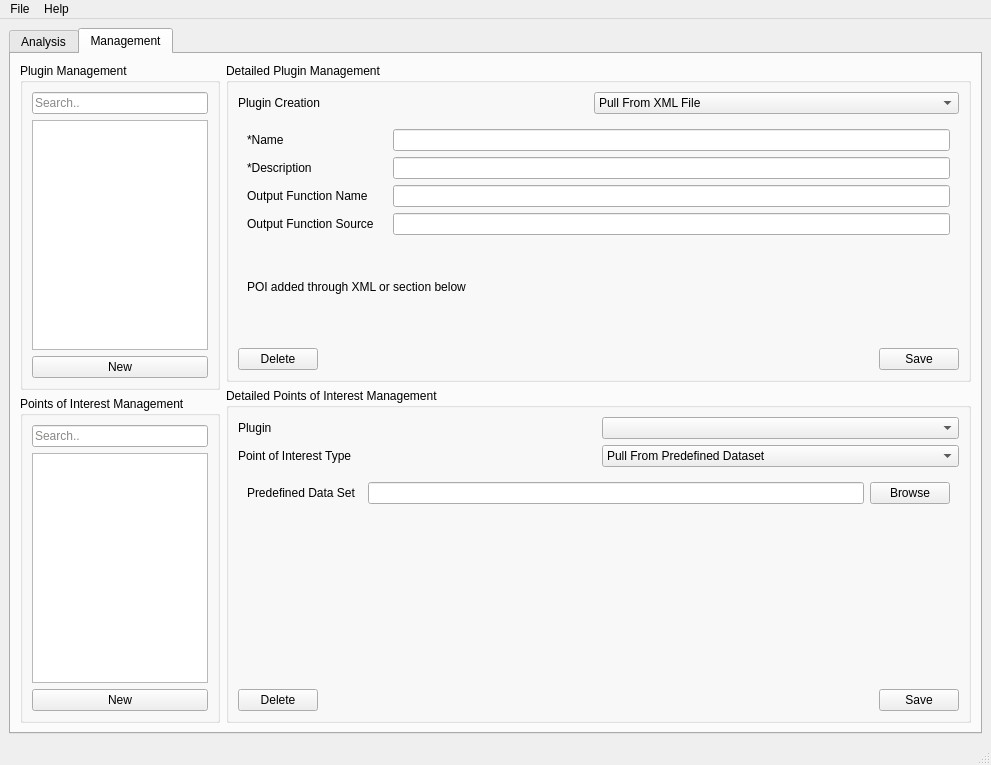
First picture: the form in src/GUI/ui_files/BATT5_GUI.ui, repository adalio0/BATT5, before the edit.
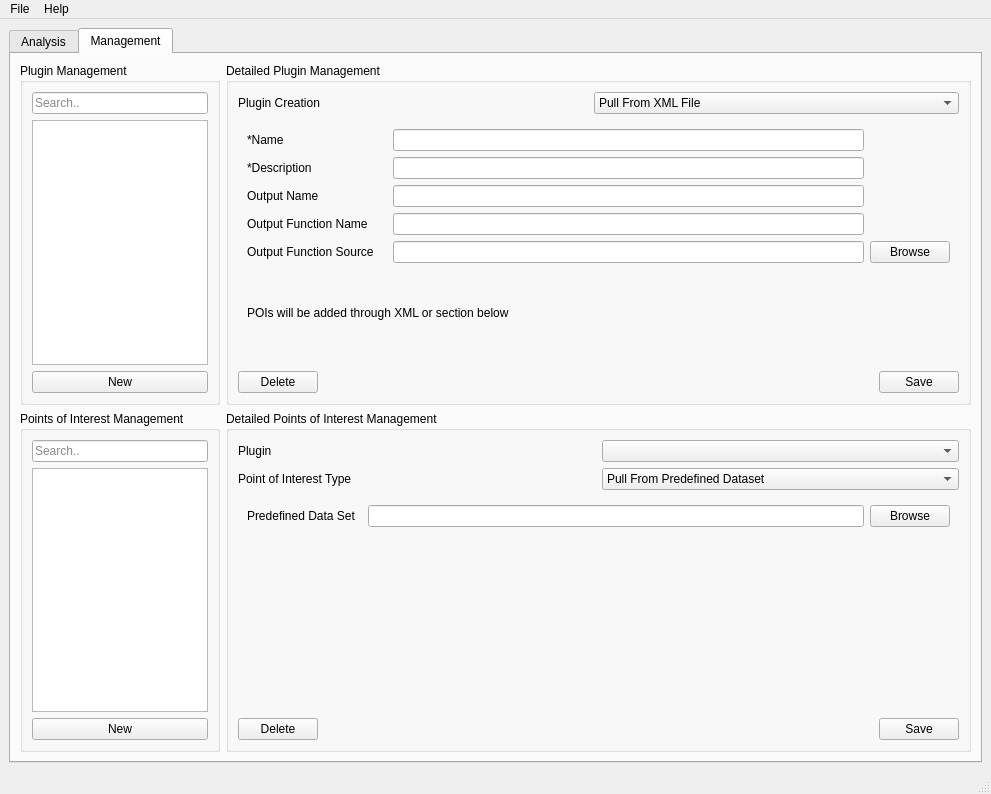
Second picture: the form after the edit. The open tabs and pages were chosen to show the change.

Commit message:
Able to parse xml plugin and user input into a py dict
User can import xml file containing plugin details and format it in a way which can be stored by a database. The same could be done via manual user input through the gui.

```diff
--- a/src/GUI/ui_files/BATT5_GUI.ui
+++ b/src/GUI/ui_files/BATT5_GUI.ui
@@ -7,7 +7,7 @@
     <x>0</x>
     <y>0</y>
     <width>991</width>
-    <height>765</height>
+    <height>794</height>
    </rect>
   </property>
   <property name="windowTitle">
@@ -1015,29 +1015,9 @@
                <widget class="QWidget" name="page_2">
                 <layout class="QVBoxLayout" name="verticalLayout_24">
                  <item>
-                  <layout class="QHBoxLayout" name="dpmManualPlugin_layout">
-                   <item>
-                    <widget class="QLabel" name="dpmPluginName_label">
-                     <property name="minimumSize">
-                      <size>
-                       <width>140</width>
-                       <height>0</height>
-                      </size>
-                     </property>
-                     <property name="text">
-                      <string>*Name</string>
-                     </property>
-                    </widget>
-                   </item>
-                   <item>
-                    <widget class="QLineEdit" name="lineEdit_2"/>
-                   </item>
-                  </layout>
-                 </item>
-                 <item>
-                  <layout class="QHBoxLayout" name="horizontalLayout_9">
-                   <item>
-                    <widget class="QLabel" name="label_4">
+                  <layout class="QGridLayout" name="manualPluginAdd">
+                   <item row="1" column="0">
+                    <widget class="QLabel" name="dpmPluginDesc_label">
                      <property name="minimumSize">
                       <size>
                        <width>140</width>
@@ -1055,41 +1035,11 @@
                      </property>
                     </widget>
                    </item>
-                   <item>
-                    <widget class="QLineEdit" name="lineEdit_4"/>
+                   <item row="2" column="1">
+                    <widget class="QLineEdit" name="dpmOutName_lineEdit"/>
                    </item>
-                  </layout>
-                 </item>
-                 <item>
-                  <layout class="QHBoxLayout" name="horizontalLayout_8">
-                   <item>
-                    <widget class="QLabel" name="label_5">
-                     <property name="minimumSize">
-                      <size>
-                       <width>140</width>
-                       <height>0</height>
-                      </size>
-                     </property>
-                     <property name="maximumSize">
-                      <size>
-                       <width>140</width>
-                       <height>16777215</height>
-                      </size>
-                     </property>
-                     <property name="text">
-                      <string>Output Function Name</string>
-                     </property>
-                    </widget>
-                   </item>
-                   <item>
-                    <widget class="QLineEdit" name="lineEdit_3"/>
-                   </item>
-                  </layout>
-                 </item>
-                 <item>
-                  <layout class="QHBoxLayout" name="horizontalLayout_10">
-                   <item>
-                    <widget class="QLabel" name="label_6">
+                   <item row="4" column="0">
+                    <widget class="QLabel" name="dpmOutFuncSource_label">
                      <property name="minimumSize">
                       <size>
                        <width>140</width>
@@ -1107,15 +1057,76 @@
                      </property>
                     </widget>
                    </item>
-                   <item>
-                    <widget class="QLineEdit" name="lineEdit_5"/>
+                   <item row="4" column="1">
+                    <widget class="QLineEdit" name="dpmOutFuncSource_lineEdit"/>
+                   </item>
+                   <item row="3" column="0">
+                    <widget class="QLabel" name="dpmOutFuncName_label">
+                     <property name="minimumSize">
+                      <size>
+                       <width>140</width>
+                       <height>0</height>
+                      </size>
+                     </property>
+                     <property name="maximumSize">
+                      <size>
+                       <width>140</width>
+                       <height>16777215</height>
+                      </size>
+                     </property>
+                     <property name="text">
+                      <string>Output Function Name</string>
+                     </property>
+                    </widget>
+                   </item>
+                   <item row="3" column="1">
+                    <widget class="QLineEdit" name="dpmOutFuncName_lineEdit"/>
+                   </item>
+                   <item row="2" column="0">
+                    <widget class="QLabel" name="dpmOutName_lable">
+                     <property name="minimumSize">
+                      <size>
+                       <width>140</width>
+                       <height>0</height>
+                      </size>
+                     </property>
+                     <property name="text">
+                      <string>Output Name</string>
+                     </property>
+                    </widget>
+                   </item>
+                   <item row="1" column="1">
+                    <widget class="QLineEdit" name="dpmPluginDesc_lineEdit"/>
+                   </item>
+                   <item row="4" column="2">
+                    <widget class="QPushButton" name="dpmOutFuncSource_button">
+                     <property name="text">
+                      <string>Browse</string>
+                     </property>
+                    </widget>
+                   </item>
+                   <item row="0" column="0">
+                    <widget class="QLabel" name="dpmPluginName_label">
+                     <property name="minimumSize">
+                      <size>
+                       <width>140</width>
+                       <height>0</height>
+                      </size>
+                     </property>
+                     <property name="text">
+                      <string>*Name</string>
+                     </property>
+                    </widget>
+                   </item>
+                   <item row="0" column="1">
+                    <widget class="QLineEdit" name="dpmPluginName_lineEdit"/>
                    </item>
                   </layout>
                  </item>
                  <item>
                   <widget class="QLabel" name="label_8">
                    <property name="text">
-                    <string>POI added through XML or section below</string>
+                    <string>POIs will be added through XML or section below</string>
                    </property>
                   </widget>
                  </item>
```
Left out of the diff: 4 changed lines with no effect on the pictures. The commit also changes 23 other files.
